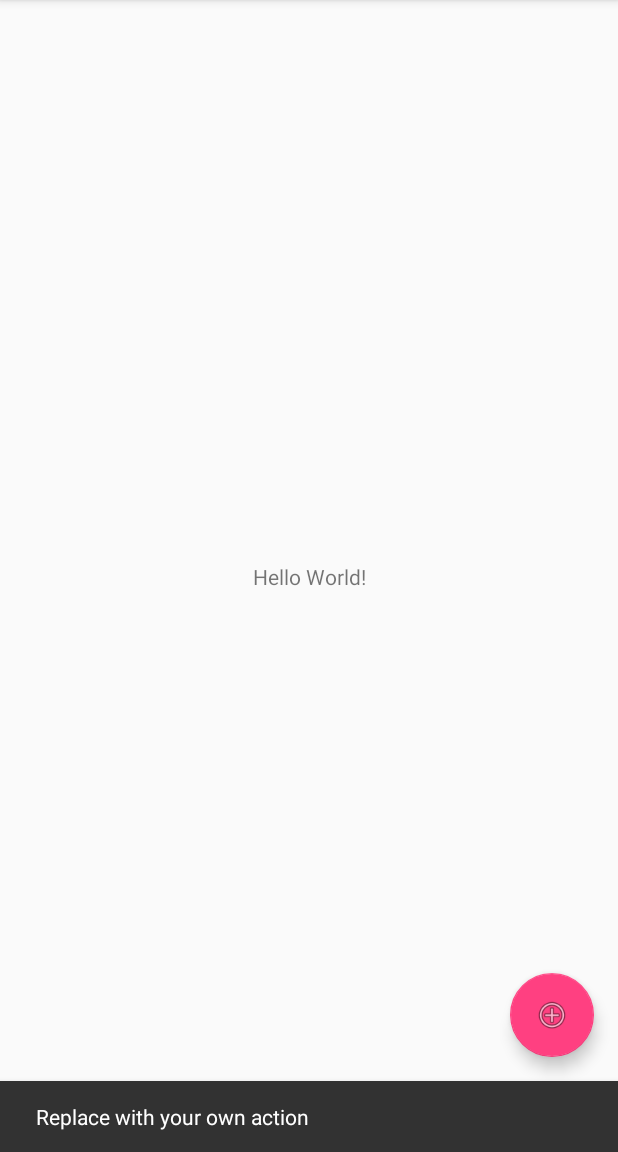
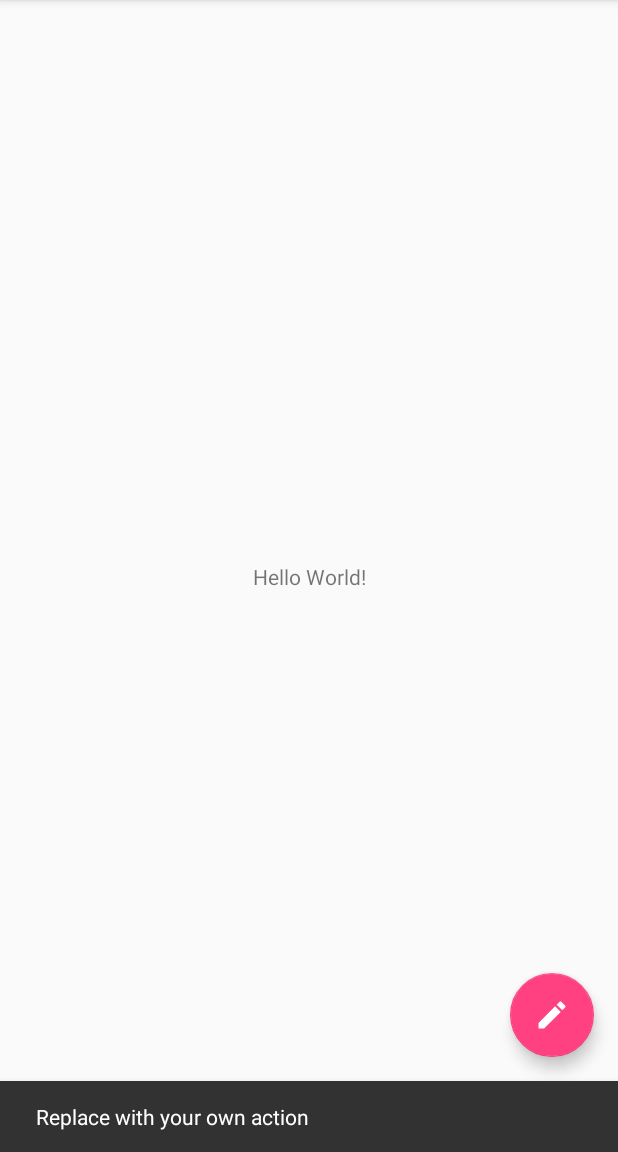
Before and after one commit to pandyin/SimpleChat, an Android app: the screen it shows after launch (MainActivity), after a tap on an icon or button, on a phone screen of 412 x 824 dp, the part 84-1236 px from its top. Run offline under Robolectric (Android 15) with nearby library versions, the phone set to English and light mode, and no system bars; our stand-ins replace ButterKnife.

Commit message:
use vector drawable

```diff
--- a/app/build.gradle
+++ b/app/build.gradle
@@ -5,10 +5,15 @@ android {
 
     defaultConfig {
         applicationId "com.ekoapp.simplechat"
+
         minSdkVersion 16
         targetSdkVersion 27
+
         versionCode 1
         versionName "1.0"
+
+        vectorDrawables.useSupportLibrary = true
+
         testInstrumentationRunner "android.support.test.runner.AndroidJUnitRunner"
     }
 
--- /dev/null
+++ b/app/src/main/res/drawable/ic_create_black_24dp.xml
@@ -0,0 +1,9 @@
+<vector xmlns:android="http://schemas.android.com/apk/res/android"
+        android:width="24dp"
+        android:height="24dp"
+        android:viewportWidth="24.0"
+        android:viewportHeight="24.0">
+    <path
+        android:fillColor="#FF000000"
+        android:pathData="M3,17.25V21h3.75L17.81,9.94l-3.75,-3.75L3,17.25zM20.71,7.04c0.39,-0.39 0.39,-1.02 0,-1.41l-2.34,-2.34c-0.39,-0.39 -1.02,-0.39 -1.41,0l-1.83,1.83 3.75,3.75 1.83,-1.83z"/>
+</vector>
--- a/app/src/main/res/layout/activity_main.xml
+++ b/app/src/main/res/layout/activity_main.xml
@@ -28,6 +28,7 @@
         android:layout_height="wrap_content"
         android:layout_gravity="bottom|end"
         android:layout_margin="@dimen/fab_margin"
-        app:srcCompat="@android:drawable/ic_menu_add" />
+        android:tint="@android:color/white"
+        app:srcCompat="@drawable/ic_create_black_24dp" />
 
 </android.support.design.widget.CoordinatorLayout>
```
